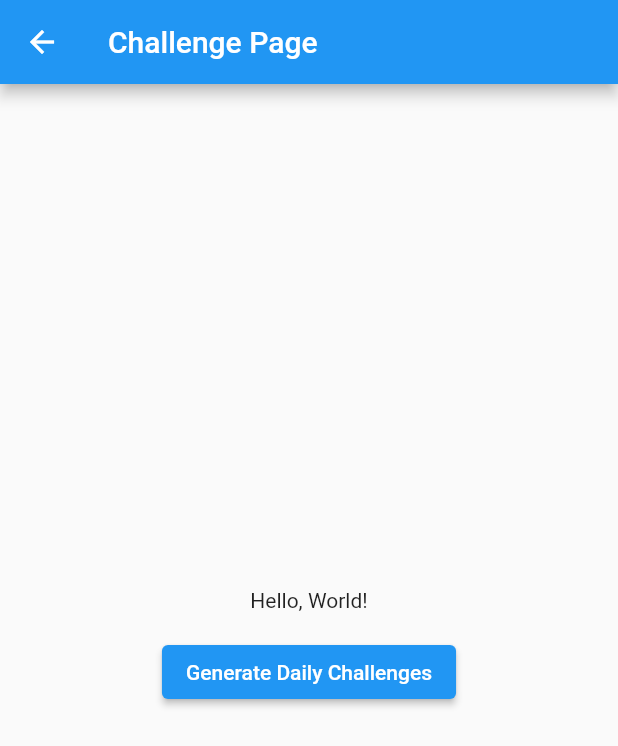
After one commit to yh-habosol/back, a Flutter app: the ChallengePage screen opened by its route, after a tap on "Generate Daily Challenges", on a phone screen of 412 x 824 dp. The commit adds this screen. Shown: the top 746 px of the screen. Run offline on Flutter 3.47's test engine with Material 2 defaults, Android fonts, the phone set to English and light mode, and no system bars; our stand-ins replace cloud_firestore, firebase_auth, firebase_core, routemaster; accounts and stored records are empty.

Commit message:
add challenge page

```diff
--- /dev/null
+++ b/lib/challenge.dart
@@ -0,0 +1,101 @@
+import 'package:cloud_firestore/cloud_firestore.dart';
+import 'package:firebase_auth/firebase_auth.dart';
+import 'package:flutter/material.dart';
+
+class ChallengePage extends StatefulWidget {
+  const ChallengePage({Key? key}) : super(key: key);
+
+  @override
+  _ChallengePageState createState() => _ChallengePageState();
+}
+
+class _ChallengePageState extends State<ChallengePage> {
+  List<QueryDocumentSnapshot> randomChallenges = [];
+
+  Future<void> _generateDailyChallenges() async {
+    try {
+      final User? currentUser = FirebaseAuth.instance.currentUser;
+
+      if (currentUser != null) {
+        final QuerySnapshot challengesSnapshot = await FirebaseFirestore
+            .instance
+            .collection('Challenges')
+            .limit(5)
+            .get();
+
+        final CollectionReference dailyChallengesCollection = FirebaseFirestore
+            .instance
+            .collection('Users')
+            .doc(currentUser.uid)
+            .collection('daily_challenges');
+
+        await dailyChallengesCollection.get().then((querySnapshot) {
+          for (QueryDocumentSnapshot doc in querySnapshot.docs) {
+            doc.reference.delete();
+          }
+        });
+
+        for (final QueryDocumentSnapshot challengeDoc
+            in challengesSnapshot.docs) {
+          final String challengeId = challengeDoc.id;
+          await dailyChallengesCollection.doc(challengeId).set({
+            'challengeId': challengeId,
+          });
+        }
+
+        setState(() {
+          randomChallenges = challengesSnapshot.docs;
+        });
+      }
+    } catch (e) {
+      print('Error generating daily challenges: $e');
+    }
+  }
+
+  void _scheduleDailyChallengesDeletion() {
+    // Add logic to schedule daily challenges deletion if needed
+    // This might involve using a background job or a periodic task
+    // to run at 6 AM every day.
+  }
+
+  @override
+  Widget build(BuildContext context) {
+    return Scaffold(
+      appBar: AppBar(
+        title: const Text("Challenge Page"),
+      ),
+      body: Center(
+        child: Column(
+          mainAxisAlignment: MainAxisAlignment.center,
+          children: [
+            const Text("Hello, World!"),
+            const SizedBox(height: 16),
+            ElevatedButton(
+              onPressed: () async {
+                await _generateDailyChallenges();
+                _scheduleDailyChallengesDeletion();
+              },
+              child: const Text('Generate Daily Challenges'),
+            ),
+            const SizedBox(height: 16),
+            if (randomChallenges.isNotEmpty)
+              Column(
+                children: randomChallenges
+                    .map((challengeDoc) => ListTile(
+                          title: Text(
+                            'Challenge: ${challengeDoc['challenge']}',
+                          ),
+                          onTap: () {
+                            // 원하는 작업을 수행하도록 수정
+                            // 여기서는 일단 팝업을 닫기만 함
+                            // Navigator.of(context).pop();
+                          },
+                        ))
+                    .toList(),
+              ),
+          ],
+        ),
+      ),
+    );
+  }
+}
--- a/lib/community.dart
+++ b/lib/community.dart
@@ -50,8 +50,7 @@ class PostsPage extends StatelessWidget {
                     Text("title: $title"),
                     Text("content: $content"),
                     Text("$numParticipate / $maxNumber"),
-                    Text(
-                        "CreatedAt: ${createdAt.year} ${createdAt.month} ${createdAt.day}"),
+                    Text("CreatedAt: ${createdAt.toLocal()}"),
                   ],
                 ),
                 onTap: () {
--- a/lib/home.dart
+++ b/lib/home.dart
@@ -98,6 +98,12 @@ class _HomePageState extends State<HomePage> {
                         },
                         child: const Text('Go to /map'),
                       ),
+                      ElevatedButton(
+                        onPressed: () {
+                          Routemaster.of(context).push('/challenge');
+                        },
+                        child: const Text('Go to /challenge'),
+                      ),
                     ],
                   ),
                 );
--- a/lib/main.dart
+++ b/lib/main.dart
@@ -1,5 +1,6 @@
 import 'package:firebase_core/firebase_core.dart';
 import 'package:flutter/material.dart';
+import 'package:practice/challenge.dart';
 import 'package:practice/community.dart';
 import 'package:practice/post_create.dart';
 import 'package:practice/firebase_options.dart';
@@ -24,6 +25,7 @@ final routes = RouteMap(routes: {
   '/': (route) => const MaterialPage(child: HomePage()),
   '/login': (route) => const MaterialPage(child: LoginPage()),
   '/signup': (route) => const MaterialPage(child: SignupPage()),
+  '/challenge': (route) => const MaterialPage(child: ChallengePage()),
   '/community': (route) => const MaterialPage(child: PostsPage()),
   '/community/create': (route) => const MaterialPage(child: CreatePostPage()),
   '/community/:id': (route) => MaterialPage(
--- a/lib/post_create.dart
+++ b/lib/post_create.dart
@@ -76,13 +76,15 @@ class _CreatePostPageState extends State<CreatePostPage> {
           final String author = userSnapshot['name'] ?? 'N/A';
           // final Map<String, dynamic> location = userSnapshot['location'] ?? {};
 
+          // 사용자의 현재 위치 가져오기
+
           // 포스트 Firestore에 추가
           final DocumentReference postRef =
               await FirebaseFirestore.instance.collection('Posts').add({
             'author': author,
             'title': title,
             'content': content,
-            'createdAt': DateTime.now().microsecondsSinceEpoch,
+            'createdAt': DateTime.now().millisecondsSinceEpoch,
             'maxNumber': maxNumber,
             // 'location': location,
             'userId': userSnapshot.id,
--- a/lib/post_detail.dart
+++ b/lib/post_detail.dart
@@ -76,8 +76,7 @@ class _PostDetailPageState extends State<PostDetailPage> {
                 Text("title: $title"),
                 Text("content: $content"),
                 Text("Current Participants: $numParticipate / $maxNumber"),
-                Text(
-                    "CreatedAt: ${createdAt.year} ${createdAt.month} ${createdAt.day}"),
+                Text("CreatedAt: ${createdAt.toLocal()}"),
                 Row(
                   mainAxisAlignment: MainAxisAlignment.center,
                   children: [
--- a/lib/signup.dart
+++ b/lib/signup.dart
@@ -107,9 +107,10 @@ class _SignupPageState extends State<SignupPage> {
               // 'name', 'email', 등 사용자 정보를 추가할 수 있습니다.
               'email': _emailController.text,
               'name': _emailController.text.split('@')[0],
-              'level': 0,
+              'level': 1,
               'progress': 0,
               'profile_image': "",
+              'exp': 0
             });
 
             // 등록 후 /로 이동
--- a/pubspec.yaml
+++ b/pubspec.yaml
@@ -42,6 +42,9 @@ dependencies:
   file_picker: ^6.1.1
   provider: ^6.1.1
   routemaster: ^1.0.1
+  geolocator: ^7.7.1
+  location: ^5.0.3
+  workmanager: ^0.5.1
 
 dev_dependencies:
   flutter_test:
```
Also changed, not shown: pubspec.lock, 2 other files.
